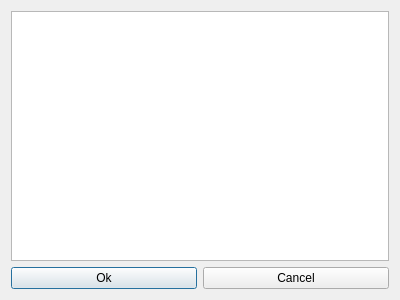
Above: ui/style_dialog.ui from Eltee/cdegs-aid before the change. Below: the same form after it.
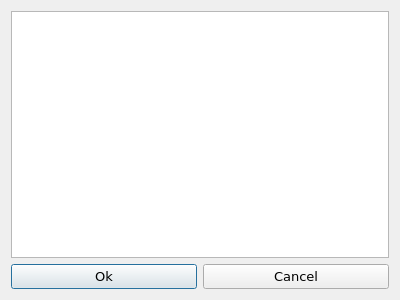
That is the form after the change.

Commit message:
ui is all messed up (font-related)
multi cond works

hoorj

```diff
--- a/ui/style_dialog.ui
+++ b/ui/style_dialog.ui
@@ -19,6 +19,12 @@
   <layout class="QGridLayout" name="gridLayout">
    <item row="1" column="0">
     <widget class="QPushButton" name="pushButton_ok">
+     <property name="font">
+      <font>
+       <family>Verdana</family>
+       <pointsize>10</pointsize>
+      </font>
+     </property>
      <property name="text">
       <string>Ok</string>
      </property>
@@ -26,6 +32,12 @@
    </item>
    <item row="1" column="1">
     <widget class="QPushButton" name="pushButton_cancel">
+     <property name="font">
+      <font>
+       <family>Verdana</family>
+       <pointsize>10</pointsize>
+      </font>
+     </property>
      <property name="text">
       <string>Cancel</string>
      </property>
```
The commit also changes 10 other files.
